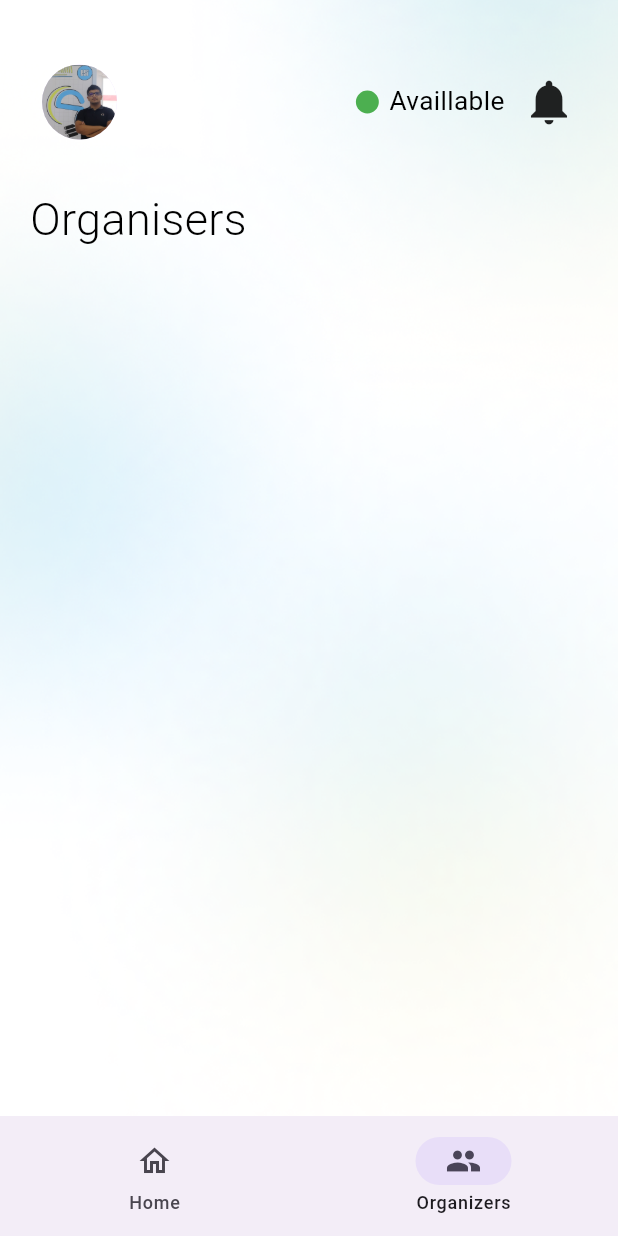
After one commit to oussamakafif/Organizer-App-DH, a Flutter app: the NavigationHost screen opened directly with sample values from the repository, after a tap on "Task name", on a phone screen of 412 x 824 dp. The commit adds this screen. Run offline on Flutter 3.47's test engine with Material 3 defaults, Android fonts, the phone set to English and light mode, and no system bars; missing offline and left inert: dart:ffi.

Commit message:
Navigation Bar

```diff
--- /dev/null
+++ b/lib/appbarr_for_home.dart
@@ -0,0 +1,72 @@
+import 'package:flutter/cupertino.dart';
+import 'package:flutter/material.dart';
+import 'package:datahack_3/Notification.dart';
+
+import 'package:datahack_3/models/task_organiser.dart';
+
+class AppbarrForHome extends StatelessWidget {
+  const AppbarrForHome({super.key, required this.loginUser});
+
+  final TaskOrganiser loginUser;
+
+  @override
+  Widget build(BuildContext context) {
+    return Row(
+      mainAxisAlignment: MainAxisAlignment.spaceBetween,
+      children: <Widget>[
+        IconButton(
+          onPressed: () {
+            print("suii");
+          },
+          icon: CircleAvatar(
+            foregroundImage: AssetImage(loginUser.profileImage!),
+            radius: 25,
+          ),
+        ),
+        Container(
+          width: 158.29,
+          child: Row(
+            mainAxisAlignment: MainAxisAlignment.spaceAround,
+            children: [
+              Container(
+                width: 106,
+                child: Row(
+                  mainAxisAlignment: MainAxisAlignment.spaceAround,
+                  children: <Widget>[
+                    Container(
+                      height: 15.29,
+                      width: 15.29,
+                      decoration: BoxDecoration(
+                        shape: BoxShape.circle,
+                        color: Colors.green,
+                      ),
+                    ),
+                    Text(
+                      "Availlable",
+                      style: TextStyle(fontSize: 17.48, color: Colors.black),
+                    ),
+                  ],
+                ),
+              ),
+              IconButton(
+                onPressed: () {
+                  Navigator.push(
+                    context,
+                    MaterialPageRoute(
+                      builder: (context) => Notification2(loginUser: loginUser),
+                    ),
+                  );
+                },
+                icon: Icon(
+                  Icons.notifications,
+                  size: 36,
+                  color: Colors.black87,
+                ),
+              ),
+            ],
+          ),
+        ),
+      ],
+    );
+  }
+}
--- a/lib/log_in.dart
+++ b/lib/log_in.dart
@@ -1,7 +1,9 @@
+import 'package:datahack_3/organizers.dart';
 import 'package:datahack_3/texfield.dart';
 import 'package:datahack_3/models/task_organiser.dart';
 import 'package:flutter/material.dart';
 import 'Home.dart';
+import 'navigation_host.dart';
 
 class Login extends StatefulWidget {
   const Login({super.key});
@@ -45,7 +47,7 @@ class _LoginState extends State<Login> {
         _errorMessage = null;
       });
       Navigator.push(context,
-        MaterialPageRoute(builder: (context) => Home(loginUser: loginUser!)),
+        MaterialPageRoute(builder: (context) => NavigationHost(loginUser: loginUser!)),
       );
     } else {
       // Login échoué - afficher le message d'erreur
--- /dev/null
+++ b/lib/navigation_host.dart
@@ -0,0 +1,51 @@
+import 'package:flutter/material.dart';
+import 'Home.dart';
+import 'Organizers.dart';
+import 'package:datahack_3/models/task_organiser.dart';
+
+class NavigationHost extends StatefulWidget {
+  const NavigationHost({super.key, required this.loginUser});
+
+  final TaskOrganiser loginUser;
+
+  @override
+  State<NavigationHost> createState() => _NavigationHostState();
+}
+
+class _NavigationHostState extends State<NavigationHost> {
+  int _currentIndex = 0;
+
+  // C'EST CE WIDGET / CETTE LISTE ICI !
+  // On ajoute "late" juste avant "final" à cet endroit précis :
+  late final List<Widget> _pages = [
+    Home(loginUser: widget.loginUser),
+    Organizers(loginUser: widget.loginUser),
+  ];
+
+  @override
+  Widget build(BuildContext context) {
+    return Scaffold(
+      body: _pages[_currentIndex],
+      bottomNavigationBar: NavigationBar(
+        selectedIndex: _currentIndex,
+        onDestinationSelected: (int index) {
+          setState(() {
+            _currentIndex = index;
+          });
+        },
+        destinations: const [
+          NavigationDestination(
+            icon: Icon(Icons.home_outlined),
+            selectedIcon: Icon(Icons.home),
+            label: 'Home',
+          ),
+          NavigationDestination(
+            icon: Icon(Icons.people_outline),
+            selectedIcon: Icon(Icons.people),
+            label: 'Organizers',
+          ),
+        ],
+      ),
+    );
+  }
+}
--- /dev/null
+++ b/lib/organizers.dart
@@ -0,0 +1,51 @@
+import 'package:flutter/material.dart';
+import 'appbarr.dart';
+import 'appbarr_for_home.dart';
+import 'models/task_organiser.dart';
+
+
+class Organizers extends StatelessWidget {
+  const Organizers({super.key, required this.loginUser});
+  final TaskOrganiser loginUser;
+
+  @override
+  Widget build(BuildContext context) {
+    return Scaffold(
+
+      body: Stack(
+
+        children: <Widget>[
+        Container(
+          decoration: BoxDecoration(
+            image: DecorationImage(
+              image: AssetImage("assets/Login.png"),
+              fit: BoxFit.cover,
+            ),
+          ),
+          padding: EdgeInsetsGeometry.fromLTRB(20, 35, 20, 0),
+          child: Column(
+            crossAxisAlignment: CrossAxisAlignment.start,
+            children: <Widget>[
+               AppbarrForHome(loginUser: this.loginUser),
+               SizedBox(height: 23.92),
+                Text(
+                  "Organisers",
+                  style: TextStyle(
+                    color: Colors.black,
+                    fontSize: 30,
+                    fontWeight: FontWeight.w300,
+                  ),
+                ),
+              SizedBox(height: 23.92),
+
+
+
+             ],
+          ),
+        ),
+    ],
+      ),
+
+    );
+  }
+}
```
